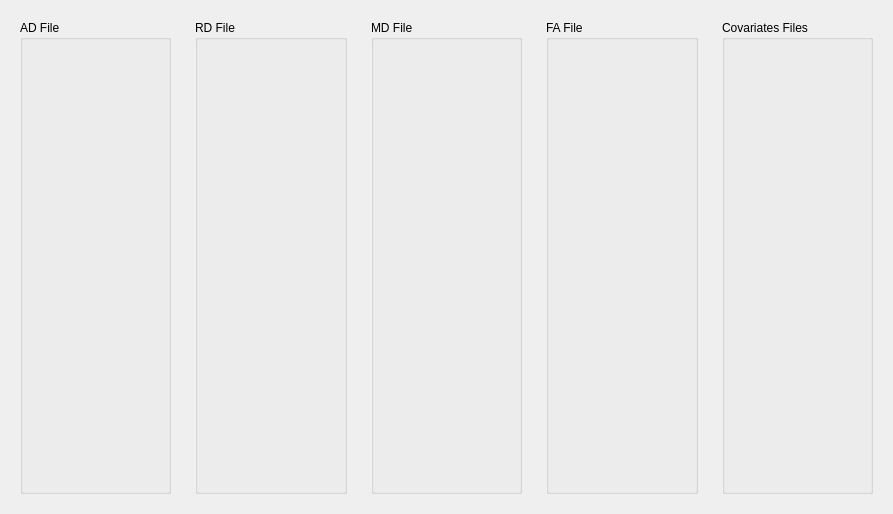
Qt form PartialCode/windows/info.ui (jeantm/ProjectFADTTS) before a commit.
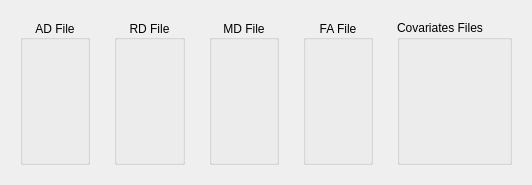
The same form after that commit.

Diff of the .ui file:
```diff
--- a/PartialCode/windows/info.ui
+++ b/PartialCode/windows/info.ui
@@ -6,8 +6,8 @@
    <rect>
     <x>0</x>
     <y>0</y>
-    <width>893</width>
-    <height>514</height>
+    <width>532</width>
+    <height>185</height>
    </rect>
   </property>
   <property name="windowTitle">
@@ -22,12 +22,18 @@
         <property name="title">
          <string>AD File</string>
         </property>
+        <property name="alignment">
+         <set>Qt::AlignCenter</set>
+        </property>
         <layout class="QVBoxLayout" name="verticalLayout_6">
          <item>
           <widget class="QLabel" name="adFileInfo_label">
            <property name="text">
             <string/>
            </property>
+           <property name="alignment">
+            <set>Qt::AlignLeading|Qt::AlignLeft|Qt::AlignTop</set>
+           </property>
           </widget>
          </item>
         </layout>
@@ -44,12 +50,18 @@
         <property name="title">
          <string>RD File</string>
         </property>
+        <property name="alignment">
+         <set>Qt::AlignCenter</set>
+        </property>
         <layout class="QVBoxLayout" name="verticalLayout_7">
          <item>
           <widget class="QLabel" name="rdFileInfo_label">
            <property name="text">
             <string/>
            </property>
+           <property name="alignment">
+            <set>Qt::AlignLeading|Qt::AlignLeft|Qt::AlignTop</set>
+           </property>
           </widget>
          </item>
         </layout>
@@ -66,6 +78,9 @@
         <property name="title">
          <string>MD File</string>
         </property>
+        <property name="alignment">
+         <set>Qt::AlignCenter</set>
+        </property>
         <layout class="QVBoxLayout" name="verticalLayout_8">
          <item>
           <widget class="QLabel" name="mdFileInfo_label">
@@ -91,12 +106,18 @@
         <property name="title">
          <string>FA File</string>
         </property>
+        <property name="alignment">
+         <set>Qt::AlignCenter</set>
+        </property>
         <layout class="QVBoxLayout" name="verticalLayout_9">
          <item>
           <widget class="QLabel" name="faFileInfo_label">
            <property name="text">
             <string/>
            </property>
+           <property name="alignment">
+            <set>Qt::AlignLeading|Qt::AlignLeft|Qt::AlignTop</set>
+           </property>
           </widget>
          </item>
         </layout>
```
